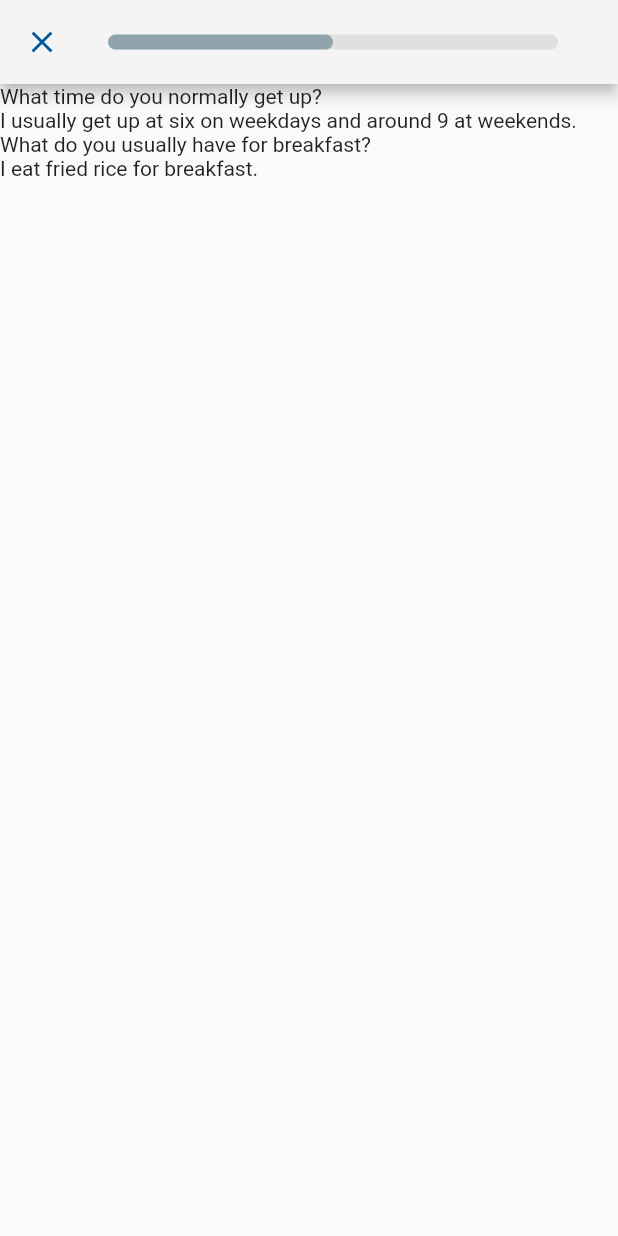
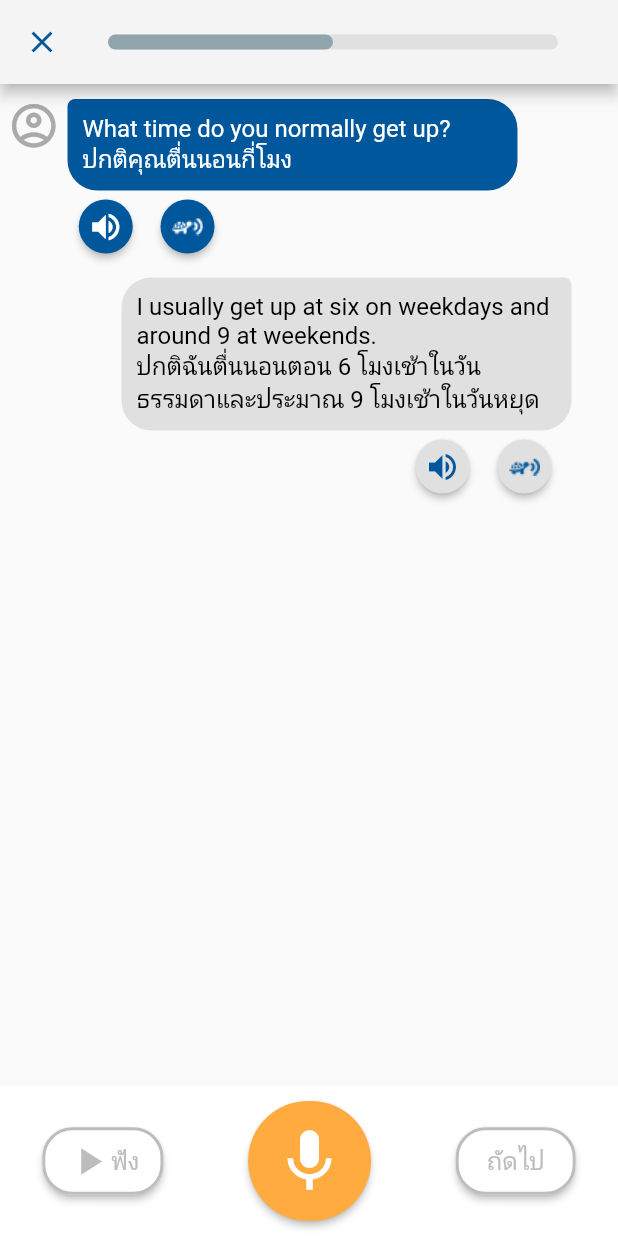
Before and after one commit to tatum40/flutter_winner_Office, a Flutter app: the Speaking screen opened directly, on a phone screen of 412 x 824 dp. Run offline on Flutter 3.47's test engine with Material 2 defaults, Android fonts, the phone set to English and light mode, and no system bars.

Commit message:
updated : speaking

```diff
--- a/lib/message.dart
+++ b/lib/message.dart
@@ -1,29 +1,37 @@
 class Message {
-  final String sentenceEng;
-  final String sentenceTh;
+  final String sentence;
+  final bool isServer;
+  final int step;
   Message({
-    required this.sentenceEng,
-    required this.sentenceTh,
+    required this.sentence,
+    required this.isServer,
+    required this.step,
   });
 }
 
 List<Message> chats = [
   Message(
-    sentenceEng: 'What time do you normally get up?',
-    sentenceTh: 'ปกติคุณตื่นนอนกี่โมง',
+    sentence: 'What time do you normally get up? \nปกติคุณตื่นนอนกี่โมง',
+    isServer  : true,
+    step : 1
+
   ),
   Message(
-    sentenceEng:
-        'I usually get up at six on weekdays and around 9 at weekends.',
-    sentenceTh:
-        'ปกติฉันตื่นนอนตอน 6 โมงเช้าในวันธรรมดาและประมาณ 9 โมงเช้าในวันหยุด',
+    sentence:
+        'I usually get up at six on weekdays and around 9 at weekends.\nปกติฉันตื่นนอนตอน 6 โมงเช้าในวันธรรมดาและประมาณ 9 โมงเช้าในวันหยุด',
+    isServer  : false,
+    step : 1
+
+
   ),
   Message(
-    sentenceEng: 'What do you usually have for breakfast?',
-    sentenceTh: 'ปกติคุณกินอะไรเป็นอาหารเช้า',
+    sentence: 'What do you usually have for breakfast? \nปกติคุณกินอะไรเป็นอาหารเช้า',
+    isServer  : true,
+    step : 2
   ),
   Message(
-    sentenceEng: 'I eat fried rice for breakfast.',
-    sentenceTh: 'ฉันกินข้าวผัดเป็นอาหารเช้า',
+    sentence: 'I eat fried rice for breakfast. \nฉันกินข้าวผัดเป็นอาหารเช้า',
+    isServer  : false,
+    step : 2
   ),
 ];
--- a/lib/speaking.dart
+++ b/lib/speaking.dart
@@ -14,62 +14,96 @@ class _SpeakingState extends State<Speaking> {
   bool isNextChoice = false;
   int countRecord = 0;
   int currentChoice = 1;
-  @override
-  Widget build(BuildContext context) {
-    return SafeArea(
-      child: Scaffold(
-        appBar: AppBar(
-          backgroundColor: Color(0xfff4f4f4),
-          leading: IconButton(
-            padding: EdgeInsets.all(0.0),
-            icon: Icon(Icons.close),
-            onPressed: () => Navigator.pop(context),
-          ),
-          iconTheme: IconThemeData(
-            color: Color(0xff01579b), //change your color here
-          ),
-          title: Container(
-            child: Stack(
+
+  _buildMsnBox(Message msn, bool isServer, int step) {
+    final msnBox = Column(
       children: <Widget>[
         Container(
           width: 300,
-                  height: 10,
           decoration: BoxDecoration(
-                      borderRadius: BorderRadius.all(
-                        Radius.circular(10.0),
+            borderRadius: isServer
+                ? BorderRadius.only(
+                    topLeft: Radius.circular(5.0),
+                    topRight: Radius.circular(20.0),
+                    bottomLeft: Radius.circular(20.0),
+                    bottomRight: Radius.circular(20.0))
+                : BorderRadius.only(
+                    topLeft: Radius.circular(20.0),
+                    topRight: Radius.circular(5.0),
+                    bottomLeft: Radius.circular(20.0),
+                    bottomRight: Radius.circular(20.0)),
+            color: Color(isServer ? 0xff01579b : 0xffe0e0e0),
           ),
-                      color: Color(0xffE0E0E0)),
+          margin: isServer
+              ? EdgeInsets.only(top: 10.0, left: 5.0)
+              : EdgeInsets.only(top: 10.0, right: 10.0, left: 60.0),
+          padding: EdgeInsets.all(10.0),
+          child: Text(
+            msn.sentence,
+            style: TextStyle(
+                fontSize: 16, color: isServer ? Colors.white : Colors.black),
           ),
-                Positioned(
-                  child: Container(
-                    width: currentChoice * 300 / 2,
-                    height: 10,
-                    decoration: BoxDecoration(
-                        borderRadius: BorderRadius.all(
-                          Radius.circular(10.0),
         ),
-                        color: Color(0xff90a4ae)),
+        Container(
+          margin: !isServer ? EdgeInsets.only(left: 40.0) : null,
+          width: 300,
+          child: Row(
+            mainAxisAlignment:
+                isServer ? MainAxisAlignment.start : MainAxisAlignment.end,
+            children: <Widget>[
+              MaterialButton(
+                onPressed: () {},
+                child: Icon(
+                  Icons.volume_up,
+                  color: Color(isServer ? 0xffffffff : 0xff01579b),
+                ),
+                shape: CircleBorder(),
+                minWidth: 20,
+                color: Color(isServer ? 0xff01579b : 0xffe0e0e0),
+              ),
+              MaterialButton(
+                onPressed: () {},
+                child: Image.asset(isServer
+                    ? 'assets/images/turtle-w.png'
+                    : 'assets/images/turtle-b.png'),
+                shape: CircleBorder(),
+                minWidth: 20,
+                color: Color(isServer ? 0xff01579b : 0xffe0e0e0),
+              ),
+            ],
           ),
         )
       ],
-            ),
-          ),
-        ),
-        body: Column(children: <Widget>[
-          Expanded(
-              child: Container(
-            child: ListView.builder(
-                itemCount: chats.length,
-                itemBuilder: (BuildContext context, int index) {
-                  return Text(chats[index].sentenceEng);
-                }),
-          ))
-        ]),
-      ),
     );
+
+    if (!isServer) {
+      if (step == 1) {
+        return msnBox;
+      } else {
+        return Container();
+      }
+    } else {
+      if (step ==1) {
+        return Row(
+          crossAxisAlignment: CrossAxisAlignment.start,
+          children: <Widget>[
+            Container(
+                margin: EdgeInsets.only(top: 10.0, left: 5.0),
+                child: Icon(
+                  Icons.account_circle_outlined,
+                  size: 35.0,
+                  color: Color(0xffaaaaaa),
+                )),
+            msnBox
+          ],
+        );
+      } else {
+        return Container();
+      }
+    }
   }
 
-  Widget bottomBar() {
+  _buildBottomBar() {
     return Container(
       color: Colors.white,
       height: 100,
@@ -203,174 +237,66 @@ class _SpeakingState extends State<Speaking> {
     );
   }
 
-  Widget blueBox() {
-    return Container(
-      margin: EdgeInsets.only(top: 15.0, left: 10.0),
-      padding: EdgeInsets.only(bottom: 10.0),
-      child: Column(
-        children: <Widget>[
-          Row(
-            crossAxisAlignment: CrossAxisAlignment.start,
-            children: <Widget>[
-              // RaisedButton(onPressed: () {}),
-              Container(
-                width: 30,
-                margin: EdgeInsets.only(right: 10.0),
-                child: Icon(
-                  Icons.account_circle_outlined,
-                  color: Color(0xffaaaaaa),
-                  size: 35,
+  @override
+  Widget build(BuildContext context) {
+    return SafeArea(
+      child: Scaffold(
+        appBar: AppBar(
+          backgroundColor: Color(0xfff4f4f4),
+          leading: IconButton(
+            padding: EdgeInsets.all(0.0),
+            icon: Icon(Icons.close),
+            onPressed: () => Navigator.pop(context),
           ),
+          iconTheme: IconThemeData(
+            color: Color(0xff01579b), //change your color here
           ),
-              Container(
-                padding: EdgeInsets.all(10.0),
-                width: 270,
-                height: 74,
-                decoration: BoxDecoration(
-                    borderRadius: BorderRadius.only(
-                        topLeft: Radius.circular(5.0),
-                        topRight: Radius.circular(20.0),
-                        bottomLeft: Radius.circular(20.0),
-                        bottomRight: Radius.circular(20.0)),
-                    color: Color(0xff01579b)),
-                child: Column(
-                  crossAxisAlignment: CrossAxisAlignment.start,
+          title: Container(
+            child: Stack(
               children: <Widget>[
                 Container(
-                      child: Text(
-                        'What time do you normally get up?',
-                        style: TextStyle(fontSize: 16, color: Colors.white),
+                  width: 300,
+                  height: 10,
+                  decoration: BoxDecoration(
+                      borderRadius: BorderRadius.all(
+                        Radius.circular(10.0),
                       ),
+                      color: Color(0xffE0E0E0)),
                 ),
-                    Container(
-                      child: Text(
-                        'ปกติคุณตื่นนอนกี่โมง',
-                        style: TextStyle(fontSize: 16, color: Colors.white),
+                Positioned(
+                  child: Container(
+                    width: currentChoice * 300 / 2,
+                    height: 10,
+                    decoration: BoxDecoration(
+                        borderRadius: BorderRadius.all(
+                          Radius.circular(10.0),
                         ),
-                    ),
-                  ],
+                        color: Color(0xff90a4ae)),
                   ),
                 )
               ],
             ),
-          Container(
-            margin: EdgeInsets.only(top: 5.0),
-            child: Row(
-              children: <Widget>[
-                Container(
-                  width: 50,
-                ),
-                Container(
-                  width: 35,
-                  height: 35,
-                  child: MaterialButton(
-                    onPressed: () {},
-                    child: Icon(
-                      Icons.volume_up,
-                      color: Colors.white,
-                    ),
-                    shape: CircleBorder(),
-                    color: Color(0xff01579b),
-                    padding: EdgeInsets.all(5.0),
           ),
         ),
-                Container(
-                  margin: EdgeInsets.only(left: 10.0),
-                  width: 35,
-                  height: 35,
-                  child: MaterialButton(
-                    onPressed: () {},
-                    child: Image.asset('assets/images/turtle-w.png',
-                        fit: BoxFit.contain),
-                    shape: CircleBorder(),
-                    color: Color(0xff01579b),
-                    padding: EdgeInsets.all(5.0),
+        body: Column(
+          children: <Widget>[
+            Expanded(
+              child: Container(
+                child: ListView.builder(
+                  itemCount: chats.length,
+                  itemBuilder: (BuildContext context, int index) {
+                    final Message msn = chats[index];
+                    final bool isServer = chats[index].isServer;
+                    final int step = chats[index].step;
+
+                    return _buildMsnBox(msn, isServer, step);
+                  },
                 ),
               ),
+            ),
+            _buildBottomBar()
           ],
         ),
-          )
-        ],
-      ),
-    );
-  }
-
-  Widget whitebox() {
-    return Container(
-      margin: EdgeInsets.only(top: 15.0, right: 15.0),
-      padding: EdgeInsets.only(bottom: 10.0),
-      child: Column(
-        children: <Widget>[
-          Row(
-            mainAxisAlignment: MainAxisAlignment.end,
-            children: <Widget>[
-              Container(
-                padding: EdgeInsets.all(10.0),
-                width: 270,
-                height: 74,
-                decoration: BoxDecoration(
-                    borderRadius: BorderRadius.only(
-                        topLeft: Radius.circular(20.0),
-                        topRight: Radius.circular(5.0),
-                        bottomLeft: Radius.circular(20.0),
-                        bottomRight: Radius.circular(20.0)),
-                    color: Color(0xffe0e0e0)),
-                child: Column(
-                  crossAxisAlignment: CrossAxisAlignment.start,
-                  children: <Widget>[
-                    Container(
-                      child: Text(
-                        'What time do you normally get up?',
-                        style: TextStyle(fontSize: 16, color: Colors.black),
-                      ),
-                    ),
-                    Container(
-                      child: Text(
-                        'ปกติคุณตื่นนอนกี่โมง',
-                        style: TextStyle(fontSize: 16, color: Colors.black),
-                      ),
-                    ),
-                  ],
-                ),
-              )
-            ],
-          ),
-          Container(
-            margin: EdgeInsets.only(top: 5.0, right: 10.0),
-            child: Row(
-              mainAxisAlignment: MainAxisAlignment.end,
-              children: <Widget>[
-                Container(
-                  width: 35,
-                  height: 35,
-                  child: MaterialButton(
-                    onPressed: () {},
-                    child: Icon(
-                      Icons.volume_up,
-                      color: Color(0xff01579b),
-                    ),
-                    shape: CircleBorder(),
-                    color: Color(0xffe0e0e0),
-                    padding: EdgeInsets.all(5.0),
-                  ),
-                ),
-                Container(
-                  margin: EdgeInsets.only(left: 10.0),
-                  width: 35,
-                  height: 35,
-                  child: MaterialButton(
-                    onPressed: () {},
-                    child: Image.asset('assets/images/turtle-b.png',
-                        fit: BoxFit.contain),
-                    shape: CircleBorder(),
-                    color: Color(0xffe0e0e0),
-                    padding: EdgeInsets.all(5.0),
-                  ),
-                ),
-              ],
-            ),
-          )
-        ],
       ),
     );
   }
--- a/pubspec.yaml
+++ b/pubspec.yaml
@@ -27,8 +27,6 @@ dependencies:
   # Use with the CupertinoIcons class for iOS style icons.
   cupertino_icons: ^1.0.2
   intl: ^0.17.0
-  flutter_sound: ^1.0.6
-  flutter_sound_lite: ^8.1.9
 
 dev_dependencies:
   flutter_test:
```
Also changed, not shown: pubspec.lock. Lines whose indentation alone changed are shown as unchanged.
